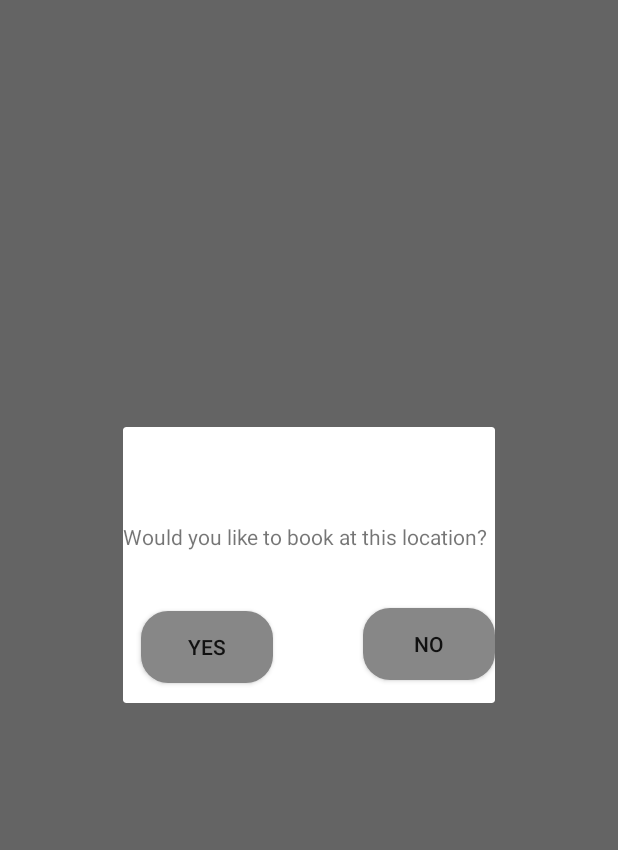
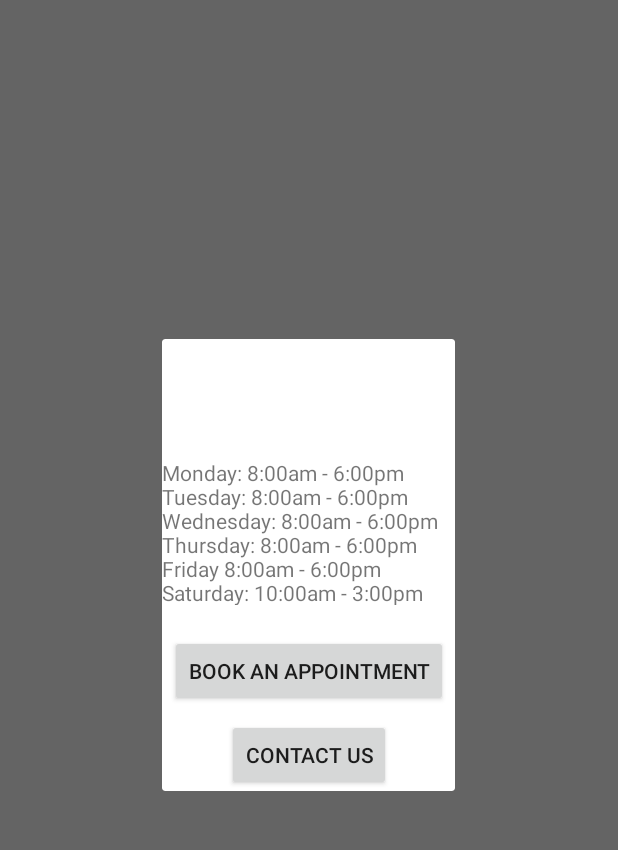
Before and after one commit to anthony-trinh/Sunshine-Medical-Clinic, an Android app: the fragment MapFragment placed in its activity, on a phone screen of 412 x 824 dp, the part 53-903 px from its top. Run offline under Robolectric (Android 15) with nearby library versions, the phone set to English and light mode, and no system bars.

Commit message:
markers on findLocations activity have fully functional 'Contact Us' and 'Email' buttons

```diff
--- a/app/src/main/java/com/example/sunshinemedicalclinic/MapFragment.java
+++ b/app/src/main/java/com/example/sunshinemedicalclinic/MapFragment.java
@@ -1,17 +1,21 @@
 package com.example.sunshinemedicalclinic;
 
+import android.content.Context;
+import android.content.Intent;
 import android.os.Bundle;
 import android.view.LayoutInflater;
 import android.view.View;
 import android.view.ViewGroup;
+import android.widget.Button;
 import android.widget.LinearLayout;
 import android.widget.TextView;
 
 import androidx.annotation.NonNull;
 import androidx.annotation.Nullable;
 import androidx.fragment.app.DialogFragment;
+import androidx.fragment.app.Fragment;
 
-public class MapFragment extends DialogFragment {
+public class MapFragment extends DialogFragment implements View.OnClickListener {
     @Nullable
 
     public String name ;
@@ -20,11 +24,30 @@ public class MapFragment extends DialogFragment {
         super.onCreateView(inflater, container, savedInstanceState);
         View view = inflater.inflate(R.layout.map_fragment,container,false) ;
         TextView t = view.findViewById(R.id.clinicNameMapFragment) ;
-        t.setText(name);
+        Button bookButton = view.findViewById(R.id.bookAppointmentButton) ;
+        Button contactButton = view.findViewById(R.id.contactButton) ;
+        bookButton.setOnClickListener(this);
+        contactButton.setOnClickListener(this) ;
+        t.setText(name) ;
         return view ;
     }
 
-    public void setName(String newName) {
-        name=newName ;
+    public void onClick(View v){
+        switch(v.getId()){
+            case R.id.bookAppointmentButton:
+                Intent i = new Intent(getContext(), BookAppointment.class) ;
+                i.putExtra("selectClinic", name) ;
+                startActivity(i);
+        }
+        switch(v.getId()){
+            case R.id.contactButton:
+                Intent i = new Intent(getContext(), ContactUs.class) ;
+                i.putExtra("selectClinic", name) ;
+                startActivity(i);
+        }
+    }
+
+    public void setName(String n){
+        name = n ;
     }
 }
--- a/app/src/main/res/layout/map_fragment.xml
+++ b/app/src/main/res/layout/map_fragment.xml
@@ -6,48 +6,42 @@
     android:layout_height="match_parent">
 
     <TextView
-        android:id="@+id/mapFragmentText"
-        android:layout_width="248dp"
-        android:layout_height="21dp"
-        android:text="Would you like to book at this location?"
-        app:layout_constraintBottom_toBottomOf="parent"
+        android:id="@+id/hoursOfOperation"
+        android:layout_width="195dp"
+        android:layout_height="98dp"
+        android:layout_marginTop="20dp"
+        android:text="Monday: 8:00am - 6:00pm\nTuesday: 8:00am - 6:00pm\nWednesday: 8:00am - 6:00pm\nThursday: 8:00am - 6:00pm\nFriday 8:00am - 6:00pm\nSaturday: 10:00am - 3:00pm\nSunday: Closed"
         app:layout_constraintEnd_toEndOf="parent"
-        app:layout_constraintHorizontal_bias="0.496"
         app:layout_constraintStart_toStartOf="parent"
-        app:layout_constraintTop_toTopOf="parent"
-        app:layout_constraintVertical_bias="0.389" />
-
-    <Button
-        android:id="@+id/yesButton"
-        android:layout_width="wrap_content"
-        android:layout_height="wrap_content"
-        android:layout_marginTop="38dp"
-        android:background="@drawable/rounded_corners"
-        android:text="yes"
-        app:layout_constraintEnd_toStartOf="@+id/noButton"
-        app:layout_constraintHorizontal_bias="0.166"
-        app:layout_constraintStart_toStartOf="@+id/mapFragmentText"
-        app:layout_constraintTop_toBottomOf="@+id/mapFragmentText" />
-
-    <Button
-        android:id="@+id/noButton"
-        android:layout_width="wrap_content"
-        android:layout_height="wrap_content"
-        android:layout_marginTop="36dp"
-        android:background="@drawable/rounded_corners"
-        android:text="no"
-        app:layout_constraintEnd_toEndOf="@+id/mapFragmentText"
-        app:layout_constraintTop_toBottomOf="@+id/mapFragmentText" />
+        app:layout_constraintTop_toBottomOf="@+id/clinicNameMapFragment" />
 
     <TextView
         android:id="@+id/clinicNameMapFragment"
         android:layout_width="wrap_content"
         android:layout_height="wrap_content"
-        android:layout_marginBottom="44dp"
+        android:layout_marginTop="40dp"
         android:text="textt"
-        app:layout_constraintBottom_toTopOf="@+id/mapFragmentText"
-        app:layout_constraintEnd_toEndOf="@+id/mapFragmentText"
-        app:layout_constraintStart_toStartOf="@+id/mapFragmentText"
-        app:layout_constraintTop_toTopOf="parent"
-        app:layout_constraintVertical_bias="1.0" />
+        app:layout_constraintEnd_toEndOf="parent"
+        app:layout_constraintStart_toStartOf="parent"
+        app:layout_constraintTop_toTopOf="parent" />
+
+    <Button
+        android:id="@+id/bookAppointmentButton"
+        android:layout_width="wrap_content"
+        android:layout_height="wrap_content"
+        android:layout_marginTop="20dp"
+        android:text="Book an appointment"
+        app:layout_constraintEnd_toEndOf="parent"
+        app:layout_constraintStart_toStartOf="parent"
+        app:layout_constraintTop_toBottomOf="@+id/hoursOfOperation" />
+
+    <Button
+        android:id="@+id/contactButton"
+        android:layout_width="wrap_content"
+        android:layout_height="wrap_content"
+        android:layout_marginTop="76dp"
+        android:text="Contact Us"
+        app:layout_constraintEnd_toEndOf="parent"
+        app:layout_constraintStart_toStartOf="parent"
+        app:layout_constraintTop_toBottomOf="@+id/hoursOfOperation" />
 </androidx.constraintlayout.widget.ConstraintLayout>
```
Also changed, not shown: app/src/main/java/com/example/sunshinemedicalclinic/BookAppointment.java (+21 -0 lines), app/src/main/java/com/example/sunshinemedicalclinic/ContactUs.java (+9 -0 lines), app/src/main/java/com/example/sunshinemedicalclinic/FindLocations.java (+12 -3 lines), app/src/main/res/layout/activity_book_appointment.xml (+18 -0 lines), app/src/main/res/layout/activity_contact_us.xml (+17 -28 lines), app/src/main/res/values/styles.xml (+7 -2 lines).
